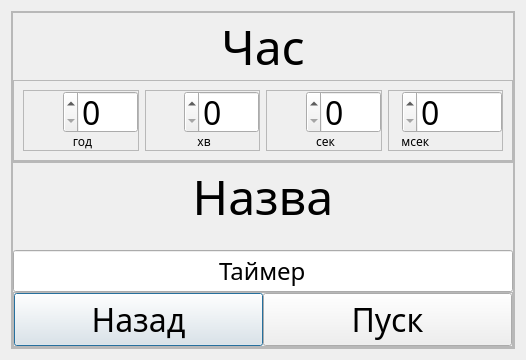
NaturalStupidlty/uni, file 3 semester/OOOPLab2/addtimersmenu.ui: the form before one commit.
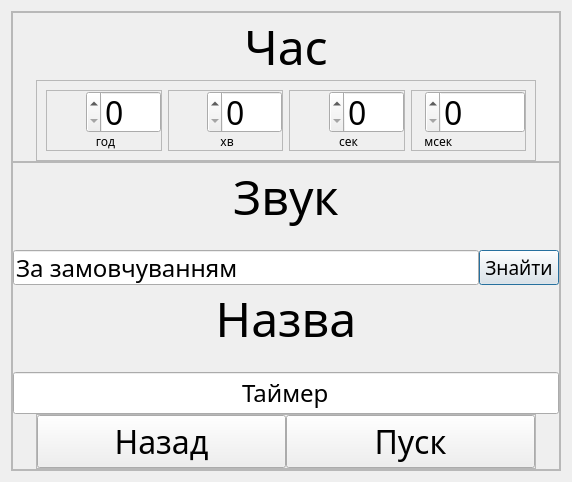
The form after the commit.

Commit message: Added custom sounds for timers

```diff
--- a/3 semester/OOOPLab2/addtimersmenu.ui
+++ b/3 semester/OOOPLab2/addtimersmenu.ui
@@ -6,8 +6,8 @@
    <rect>
     <x>0</x>
     <y>0</y>
-    <width>513</width>
-    <height>337</height>
+    <width>572</width>
+    <height>475</height>
    </rect>
   </property>
   <property name="maximumSize">
@@ -442,7 +442,7 @@
           <property name="maximumSize">
            <size>
             <width>16777215</width>
-            <height>200</height>
+            <height>350</height>
            </size>
           </property>
           <property name="frameShape">
@@ -469,6 +469,83 @@
            </property>
            <item>
             <layout class="QVBoxLayout" name="verticalLayout_4">
+             <item>
+              <widget class="QLabel" name="sound">
+               <property name="font">
+                <font>
+                 <family>Montserrat</family>
+                 <pointsize>36</pointsize>
+                </font>
+               </property>
+               <property name="text">
+                <string>Звук</string>
+               </property>
+               <property name="alignment">
+                <set>Qt::AlignCenter</set>
+               </property>
+              </widget>
+             </item>
+             <item>
+              <spacer name="verticalSpacer_2">
+               <property name="orientation">
+                <enum>Qt::Vertical</enum>
+               </property>
+               <property name="sizeType">
+                <enum>QSizePolicy::Fixed</enum>
+               </property>
+               <property name="sizeHint" stdset="0">
+                <size>
+                 <width>20</width>
+                 <height>20</height>
+                </size>
+               </property>
+              </spacer>
+             </item>
+             <item>
+              <layout class="QHBoxLayout" name="horizontalLayout_6">
+               <property name="topMargin">
+                <number>0</number>
+               </property>
+               <item>
+                <widget class="QLineEdit" name="findSoundPath">
+                 <property name="minimumSize">
+                  <size>
+                   <width>0</width>
+                   <height>30</height>
+                  </size>
+                 </property>
+                 <property name="font">
+                  <font>
+                   <family>Montserrat</family>
+                   <pointsize>18</pointsize>
+                  </font>
+                 </property>
+                 <property name="text">
+                  <string>За замовчуванням</string>
+                 </property>
+                </widget>
+               </item>
+               <item>
+                <widget class="QPushButton" name="findSoundButton">
+                 <property name="maximumSize">
+                  <size>
+                   <width>16777215</width>
+                   <height>35</height>
+                  </size>
+                 </property>
+                 <property name="font">
+                  <font>
+                   <family>Montserrat</family>
+                   <pointsize>14</pointsize>
+                  </font>
+                 </property>
+                 <property name="text">
+                  <string>Знайти</string>
+                 </property>
+                </widget>
+               </item>
+              </layout>
+             </item>
              <item>
               <widget class="QLabel" name="labelTimerName">
                <property name="font">
```
The commit also changes 11 other files.
